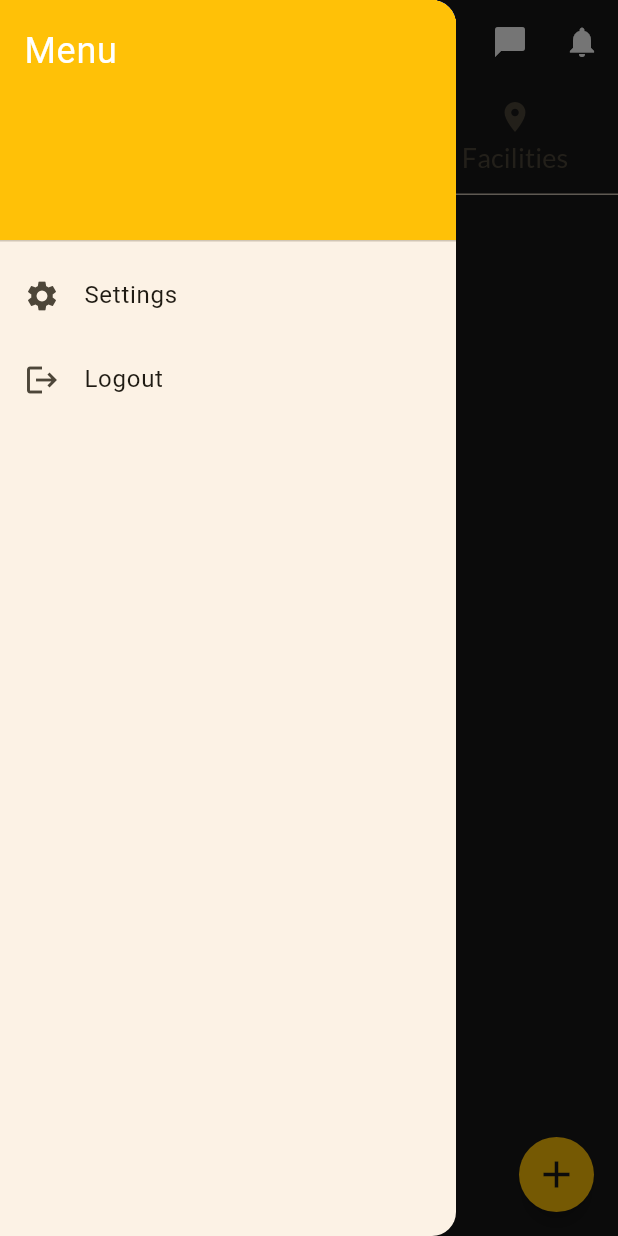
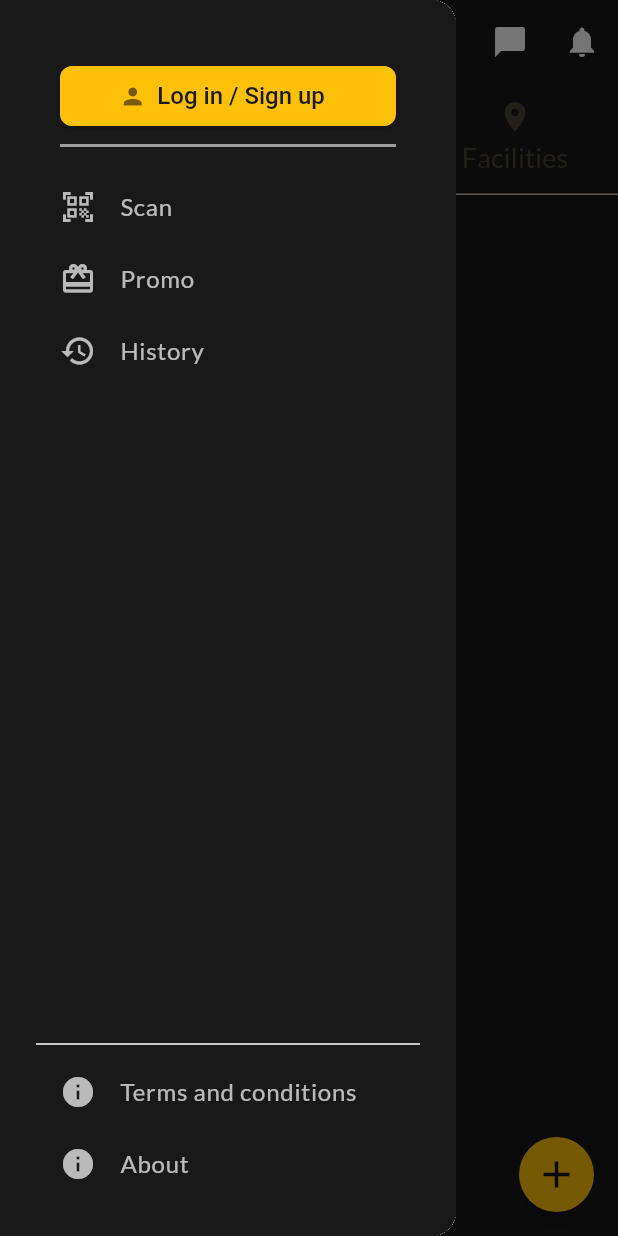
Before and after one commit to stavthal/ball_park, a Flutter app: the DashboardScreen screen opened by its route, tab 2 chosen, with the side drawer open, on a phone screen of 412 x 824 dp. Run offline on Flutter 3.47's test engine with Material 3 defaults, Android fonts, the phone set to English and light mode, and no system bars; our stand-ins replace carousel_slider, go_router, google_fonts; network calls fail.

Commit message:
drawer changes

```diff
--- a/lib/screens/dashboard_screen.dart
+++ b/lib/screens/dashboard_screen.dart
@@ -95,33 +95,116 @@ class _DashboardScreenState extends State<DashboardScreen>
         ),
       ),
       drawer: Drawer(
-        child: ListView(
-          padding: EdgeInsets.zero,
+        child: Container(
+          color: customBlack, // Set the background color of the drawer
+          child: Padding(
+            padding: const EdgeInsets.all(24.0),
+            child: Column(
               children: [
-            const DrawerHeader(
-              decoration: BoxDecoration(
-                color: Colors.amber,
-              ),
-              child: Text(
-                'Menu',
-                style: TextStyle(color: Colors.white, fontSize: 24),
+                Container(
+                  padding: const EdgeInsets.all(16),
+                  color: customBlack,
+                  child: SafeArea(
+                    child: Column(
+                      crossAxisAlignment: CrossAxisAlignment.stretch,
+                      children: [
+                        Container(
+                          padding: const EdgeInsets.only(bottom: 8),
+                          decoration: const BoxDecoration(
+                            border: Border(
+                              bottom: BorderSide(
+                                color: Colors.grey,
+                                width: 2.0,
                               ),
                             ),
-            ListTile(
-              leading: const Icon(Icons.settings),
-              title: const Text('Settings'),
+                          ),
+                          child: ElevatedButton.icon(
+                            onPressed: () {
+                              // Handle login/signup
+                            },
+                            icon: const Icon(Icons.person),
+                            label: const Text(
+                              'Log in / Sign up',
+                              style: TextStyle(
+                                color: customBlack,
+                              ),
+                            ),
+                            style: ElevatedButton.styleFrom(
+                              backgroundColor: Colors.amber,
+                              textStyle: const TextStyle(
+                                fontWeight: FontWeight.w500,
+                                fontSize: 16,
+                              ),
+                              shape: RoundedRectangleBorder(
+                                borderRadius: BorderRadius.circular(8.0),
+                              ),
+                            ),
+                          ),
+                        ),
+                      ],
+                    ),
+                  ),
+                ),
+                Expanded(
+                  child: Container(
+                    color:
+                        customBlack, // Set the background color of the drawer
+                    child: Column(
+                      mainAxisAlignment: MainAxisAlignment.spaceBetween,
+                      children: [
+                        ListView(
+                          padding: EdgeInsets.zero,
+                          shrinkWrap: true,
+                          children: [
+                            _buildDrawerItem(
+                              icon: Icons.qr_code_scanner,
+                              title: 'Scan',
                               onTap: () {
-                // Handle navigation
+                                // Handle Scan
                               },
                             ),
-            ListTile(
-              leading: const Icon(Icons.logout),
-              title: const Text('Logout'),
+                            _buildDrawerItem(
+                              icon: Icons.card_giftcard,
+                              title: 'Promo',
                               onTap: () {
-                // Handle logout
+                                // Handle Promo
+                              },
+                            ),
+                            _buildDrawerItem(
+                              icon: Icons.history,
+                              title: 'History',
+                              onTap: () {
+                                // Handle History
                               },
                             ),
                           ],
+                        ),
+                        Column(
+                          children: [
+                            const Divider(color: Colors.white), // Divider color
+                            _buildDrawerItem(
+                              icon: Icons.info,
+                              title: 'Terms and conditions',
+                              onTap: () {
+                                // Handle Terms and conditions
+                              },
+                            ),
+                            _buildDrawerItem(
+                              icon: Icons.info,
+                              title: 'About',
+                              onTap: () {
+                                // Handle About
+                              },
+                            ),
+                          ],
+                        ),
+                      ],
+                    ),
+                  ),
+                ),
+              ],
+            ),
+          ),
         ),
       ),
       body: TabBarView(
@@ -152,4 +235,25 @@ class _DashboardScreenState extends State<DashboardScreen>
       ),
     );
   }
+
+  Widget _buildDrawerItem({
+    required IconData icon,
+    required String title,
+    required VoidCallback onTap,
+  }) {
+    return ListTile(
+      leading: Icon(icon, color: Colors.white70),
+      title: Text(
+        title,
+        style: GoogleFonts.lato(
+            fontSize: 16, fontWeight: FontWeight.w500, color: Colors.white70),
+      ),
+      onTap: onTap,
+      dense: true,
+      tileColor: const Color.fromARGB(255, 240, 240, 240),
+      shape: RoundedRectangleBorder(
+        borderRadius: BorderRadius.circular(8.0),
+      ),
+    );
   }
+}
```
Lines whose indentation alone changed are shown as unchanged.
